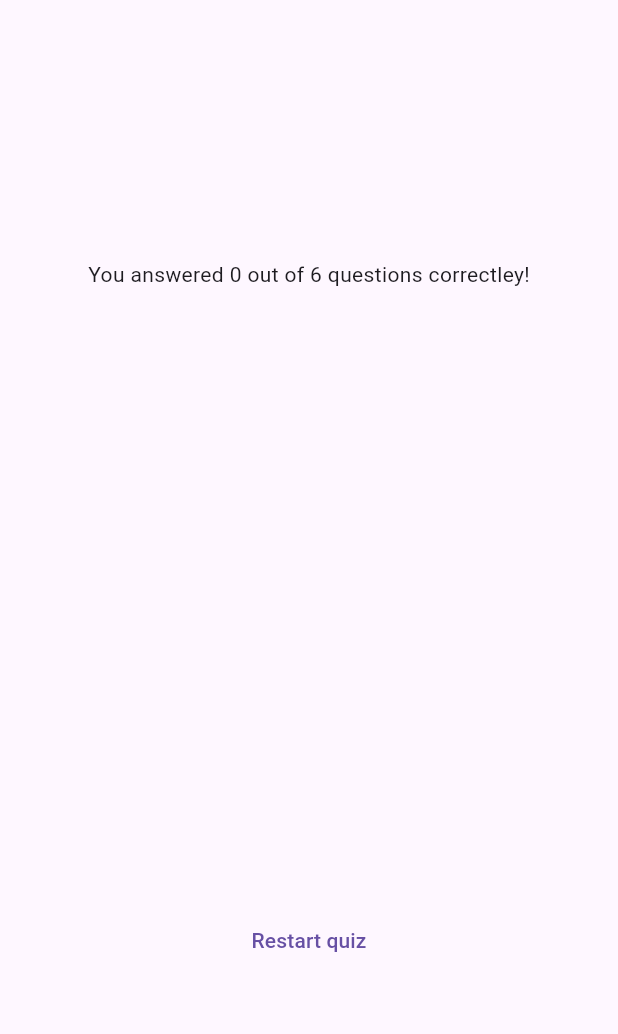
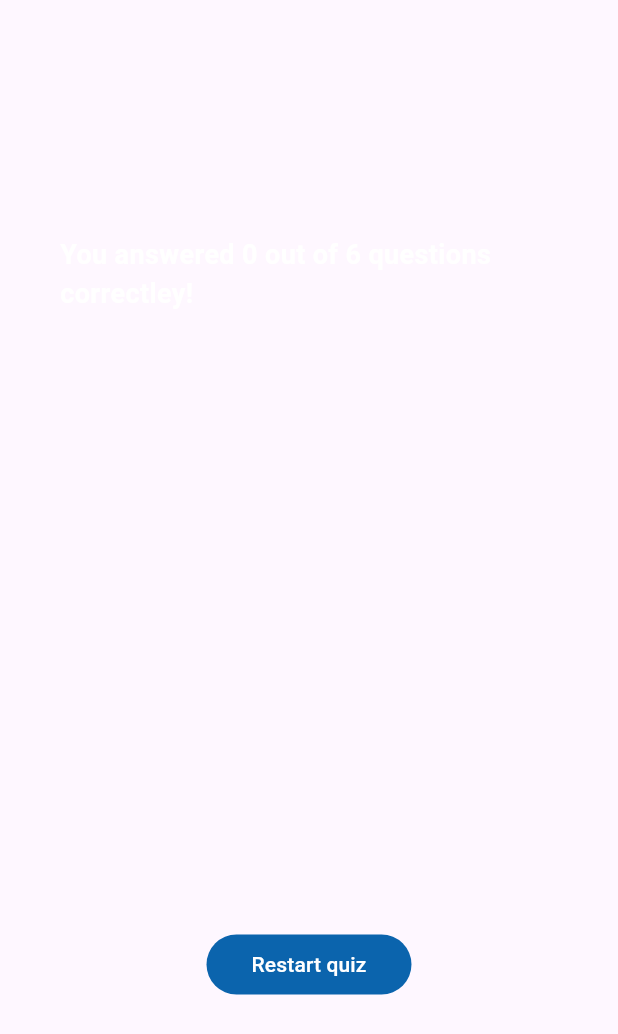
Before and after one commit to diegoalonsonm/flutter-quiz, a Flutter app: the ResultsScreen widget shown alone on an empty page, opened directly with empty values, on a phone screen of 412 x 824 dp. Shown: the top 1034 px of the screen. Run offline on Flutter 3.47's test engine with Material 3 defaults, Android fonts, the phone set to English and light mode, and no system bars; our stand-ins replace google_fonts.

Commit message:
resetting the screens and the answerts to restar the quiz

```diff
--- a/lib/results_screen.dart
+++ b/lib/results_screen.dart
@@ -3,9 +3,10 @@ import 'package:flutter_quiz_app/data/questions.dart';
 import 'package:flutter_quiz_app/questions_summary.dart';
 
 class ResultsScreen extends StatelessWidget {
-  const ResultsScreen({super.key, required this.chosenAnswers});
+  const ResultsScreen({super.key, required this.chosenAnswers, required this.resetQuiz});
 
   final List<String> chosenAnswers;
+  final void Function() resetQuiz;
 
   List<Map<String, Object>> getSummaryData() {
     final List<Map<String, Object>> summaryData = [];
@@ -37,11 +38,19 @@ class ResultsScreen extends StatelessWidget {
         child: Column(
           mainAxisAlignment: MainAxisAlignment.center,
           children: [
-            Text('You answered $correctAnwsers out of $totalQuestions questions correctley!'),
+            Text( 'You answered $correctAnwsers out of $totalQuestions questions correctley!',
+              style: const TextStyle(fontWeight: FontWeight.bold, color: Colors.white, fontSize: 18)
+            ),
             const SizedBox(height: 30),
             QuestionsSummary(summaryData: summaryData),
             const SizedBox(height: 30),
-            TextButton(onPressed: () {}, child: const Text('Restart quiz'))
+            TextButton(onPressed: () { resetQuiz(); }, style: TextButton.styleFrom (
+              foregroundColor: Colors.white,
+              backgroundColor: const Color.fromARGB(255, 11, 100, 173),
+              padding: const EdgeInsets.symmetric(horizontal: 30, vertical: 10),
+            ),
+              child: const Text('Restart quiz')
+            )
           ],
         ),
       ),
```
Also changed, not shown: lib/questions_summary.dart (+7 -6 lines), lib/quiz.dart (+6 -1 lines).
